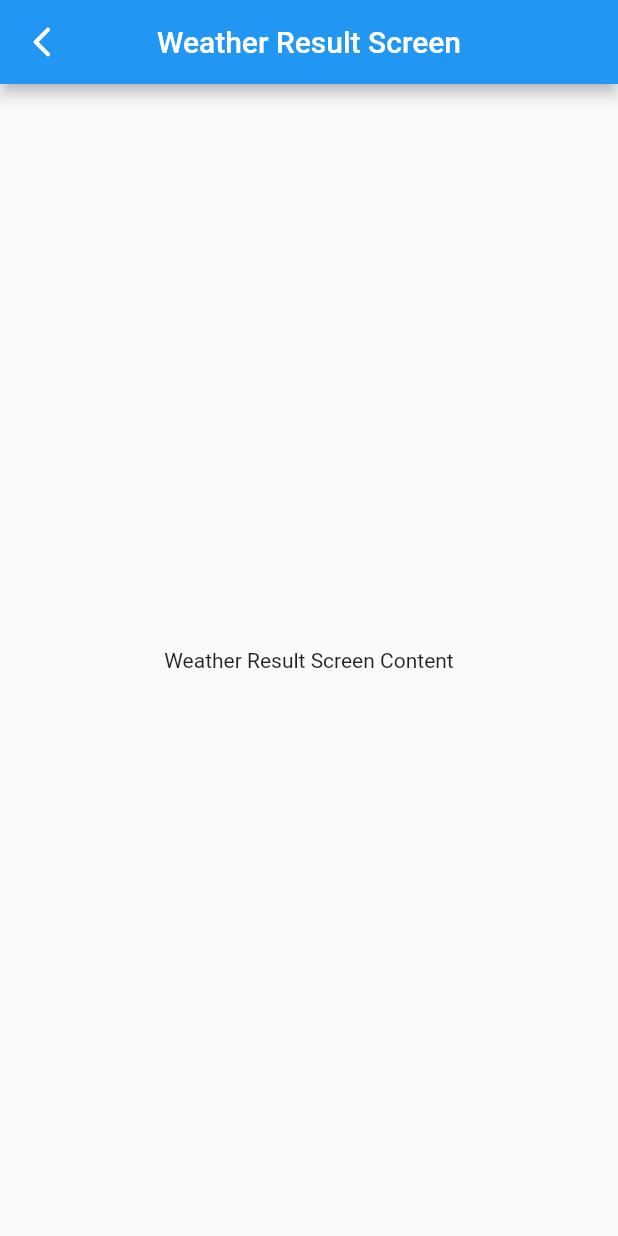
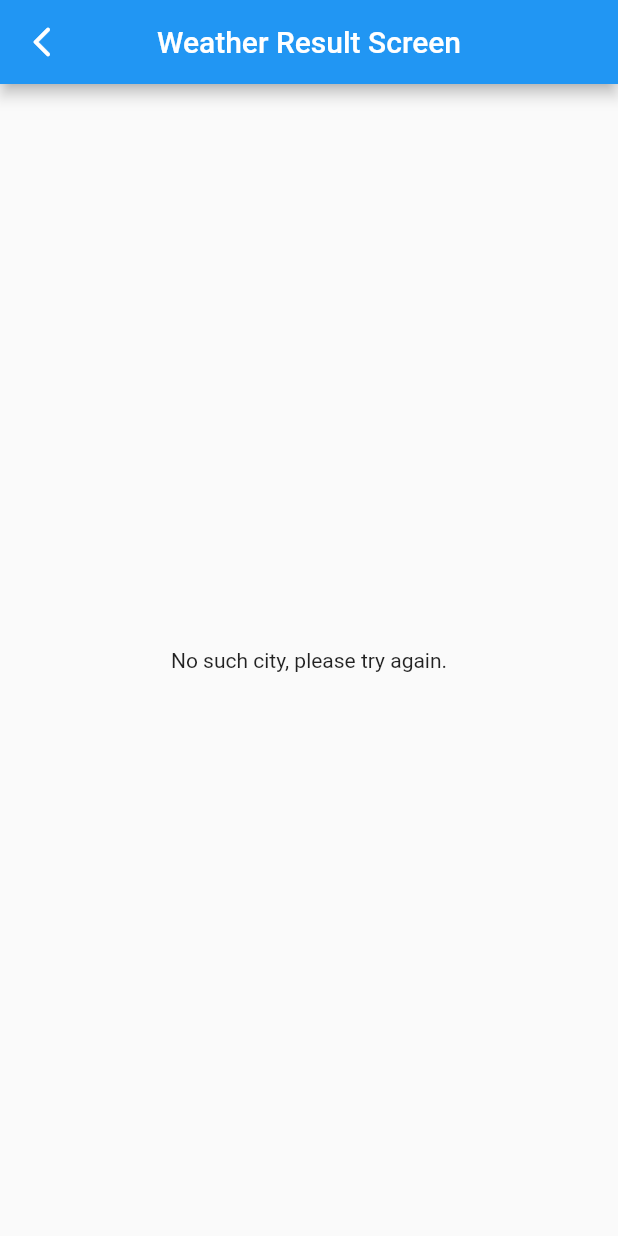
Before and after one commit to Mo123elsayed/weather_now, a Flutter app: the WeatherResultScreen screen opened by its route, on a phone screen of 412 x 824 dp. Run offline on Flutter 3.47's test engine with Material 3 defaults, Android fonts, the phone set to English and light mode, and no system bars; our stand-ins replace bloc, dio, equatable, flutter_bloc, flutter_screenutil; missing offline and left inert: dart_either.

Commit message:
`Refactor weather app to use new API and update UI`

```diff
--- a/lib/core/routing/app_router.dart
+++ b/lib/core/routing/app_router.dart
@@ -19,9 +19,11 @@ class AppRoutes {
             child: SearchScreen(),
           ),
         );
-      case Routes.resultScreen:
+      case Routes.weatherResultScreen:
         // Return the route for the result screen
-        return MaterialPageRoute(builder: (_) => WeatherResultScreen());
+        return MaterialPageRoute(
+          builder: (_) => WeatherResultScreen(),
+        );
       default:
         return MaterialPageRoute(
           builder: (_) => Scaffold(
--- a/lib/core/routing/routes.dart
+++ b/lib/core/routing/routes.dart
@@ -1,5 +1,5 @@
 class Routes {
   static const String home = '/';
   static const String searchScreen = '/search';
-  static const String resultScreen = '/result';
+  static const String weatherResultScreen = '/result-screen';
 }
--- /dev/null
+++ b/lib/weather/cubits/weather_info_cubit/weather_info_cubit.dart
@@ -0,0 +1,21 @@
+import 'package:bloc/bloc.dart';
+import 'package:equatable/equatable.dart';
+import 'package:weather_now/weather/models/weather_model.dart';
+import 'package:weather_now/weather/repository/weather_repository.dart';
+
+part 'weather_info_state.dart';
+
+class WeatherInfoCubit extends Cubit<WeatherInfoState> {
+  WeatherInfoCubit() : super(WeatherInfoInitial());
+
+  final WeatherRepository _repo = WeatherRepository();
+
+  Future<void> getWeather(String city) async {
+    emit(WeatherInfoLoading());
+    final res = await _repo.getWeather(city);
+    res.fold(
+      ifLeft: (value) => emit(WeatherInfoFailure(value)),
+      ifRight: (value) => emit(WeatherInfoSuccess(value)),
+    );
+  }
+}
--- /dev/null
+++ b/lib/weather/cubits/weather_info_cubit/weather_info_state.dart
@@ -0,0 +1,22 @@
+part of 'weather_info_cubit.dart';
+
+sealed class WeatherInfoState extends Equatable {
+  const WeatherInfoState();
+
+  @override
+  List<Object> get props => [];
+}
+
+final class WeatherInfoInitial extends WeatherInfoState {}
+
+final class WeatherInfoLoading extends WeatherInfoState {}
+
+final class WeatherInfoFailure extends WeatherInfoState {
+  final message;
+  const WeatherInfoFailure(this.message);
+}
+
+final class WeatherInfoSuccess extends WeatherInfoState {
+  final WeatherModel weatherResult;
+  const WeatherInfoSuccess(this.weatherResult);
+}
--- a/lib/weather/cubits/weather_search/weather_search_state.dart
+++ b/lib/weather/cubits/weather_search/weather_search_state.dart
@@ -15,7 +15,8 @@ final class WeatherSearchFailure extends WeatherSearchState {
 }
 
 final class WeatherSearchEmpty extends WeatherSearchState {}
+
 final class WeatherSearchSuccess extends WeatherSearchState {
-  final List<dynamic> results;
-  WeatherSearchSuccess(this.results);
+  final List<WeatherSearchModel> searchResults;
+  WeatherSearchSuccess(this.searchResults);
 }
--- a/lib/weather/models/weather_model.dart
+++ b/lib/weather/models/weather_model.dart
@@ -1,73 +1,105 @@
 class WeatherModel {
   final String cityName;
+  final String country;
+
+  final double lat;
+  final double lon;
 
   final double temp;
   final double feelsLike;
   final double tempMin;
   final double tempMax;
 
+  final int pressure;
   final int humidity;
-  final int pressure;
+  final int visibility;
 
   final String weatherMain;
   final String weatherDescription;
   final String weatherIcon;
 
   final double windSpeed;
+  final int windDeg;
+
   final int cloudiness;
+
+  final int sunrise;
+  final int sunset;
 
   WeatherModel({
     required this.cityName,
+    required this.country,
+    required this.lat,
+    required this.lon,
     required this.temp,
     required this.feelsLike,
     required this.tempMin,
     required this.tempMax,
+    required this.pressure,
     required this.humidity,
-    required this.pressure,
+    required this.visibility,
     required this.weatherMain,
     required this.weatherDescription,
     required this.weatherIcon,
     required this.windSpeed,
+    required this.windDeg,
     required this.cloudiness,
+    required this.sunrise,
+    required this.sunset,
   });
 
   factory WeatherModel.fromJson(Map<String, dynamic> json) {
-    double toCelsius(num kelvin) => kelvin - 273.15;
-
     return WeatherModel(
       cityName: json['name'],
+      country: json['sys']['country'],
 
-      temp: toCelsius(json['main']['temp']),
-      feelsLike: toCelsius(json['main']['feels_like']),
-      tempMin: toCelsius(json['main']['temp_min']),
-      tempMax: toCelsius(json['main']['temp_max']),
+      lat: (json['coord']['lat'] as num).toDouble(),
+      lon: (json['coord']['lon'] as num).toDouble(),
 
+      temp: (json['main']['temp'] as num).toDouble(),
+      feelsLike: (json['main']['feels_like'] as num).toDouble(),
+      tempMin: (json['main']['temp_min'] as num).toDouble(),
+      tempMax: (json['main']['temp_max'] as num).toDouble(),
+
+      pressure: json['main']['pressure'],
       humidity: json['main']['humidity'],
-      pressure: json['main']['pressure'],
+      visibility: json['visibility'],
 
       weatherMain: json['weather'][0]['main'],
       weatherDescription: json['weather'][0]['description'],
       weatherIcon: json['weather'][0]['icon'],
 
       windSpeed: (json['wind']['speed'] as num).toDouble(),
+      windDeg: json['wind']['deg'],
+
       cloudiness: json['clouds']['all'],
+
+      sunrise: json['sys']['sunrise'],
+      sunset: json['sys']['sunset'],
     );
   }
 
   Map<String, dynamic> toJson() {
     return {
       'cityName': cityName,
+      'country': country,
+      'lat': lat,
+      'lon': lon,
       'temp': temp,
       'feelsLike': feelsLike,
       'tempMin': tempMin,
       'tempMax': tempMax,
+      'pressure': pressure,
       'humidity': humidity,
-      'pressure': pressure,
+      'visibility': visibility,
       'weatherMain': weatherMain,
       'weatherDescription': weatherDescription,
       'weatherIcon': weatherIcon,
       'windSpeed': windSpeed,
+      'windDeg': windDeg,
       'cloudiness': cloudiness,
+      'sunrise': sunrise,
+      'sunset': sunset,
     };
   }
 }
--- a/lib/weather/view/ui/screens/weather_result_screen.dart
+++ b/lib/weather/view/ui/screens/weather_result_screen.dart
@@ -1,4 +1,9 @@
 import 'package:flutter/material.dart';
+import 'package:flutter_bloc/flutter_bloc.dart';
+import 'package:weather_now/weather/cubits/weather_info_cubit/weather_info_cubit.dart';
+import 'package:weather_now/weather/models/weather_search_model.dart';
+import 'package:weather_now/weather/view/ui/widgets/background_container.dart';
+
 class WeatherResultScreen extends StatefulWidget {
   const WeatherResultScreen({super.key});
 
@@ -9,6 +14,35 @@ class WeatherResultScreen extends StatefulWidget {
 class _WeatherResultScreenState extends State<WeatherResultScreen> {
   @override
   Widget build(BuildContext context) {
+    final args =
+        ModalRoute.of(context)!.settings.arguments as WeatherSearchModel?;
+
+    // final selectedCity = weatherResults.firstWhere(
+    //   (weather) => weather.lat == cityLat && weather.lon == cityLon,
+    //   orElse: () => WeatherModel(
+    //     cityName: 'Unknown',
+    //     country: 'Unknown',
+    //     lat: 0.0,
+    //     lon: 0.0,
+    //     temp: 0.0,
+    //     feelsLike: 0.0,
+    //     tempMin: 0.0,
+    //     tempMax: 0.0,
+    //     pressure: 0,
+    //     humidity: 0,
+    //     visibility: 0,
+    //     weatherMain: 'Unknown',
+    //     weatherDescription: 'Unknown',
+    //     weatherIcon: '01d',
+    //     windSpeed: 0.0,
+    //     windDeg: 0,
+    //     cloudiness: 0,
+    //     sunrise: 0,
+    //     sunset: 0,
+    //   ),
+    // );
+
+    if (args == null) {
       return Scaffold(
         appBar: AppBar(
           centerTitle: true,
@@ -18,9 +52,43 @@ class _WeatherResultScreenState extends State<WeatherResultScreen> {
             icon: const Icon(Icons.arrow_back_ios_new_rounded),
           ),
         ),
-      body: const Center(
-        child: Text('Weather Result Screen Content'),
+        body: const Center(child: Text('No such city, please try again.')),
+      );
+    } else {
+      return BlocProvider(
+        create: (context) => WeatherInfoCubit()..getWeather(args.name),
+        child: Scaffold(
+          appBar: AppBar(
+            centerTitle: true,
+            title: const Text('Weather Result Screen'),
+            leading: IconButton(
+              onPressed: () => Navigator.of(context).pop(),
+              icon: const Icon(Icons.arrow_back_ios_new_rounded),
+            ),
+          ),
+          body: BackgroundContainer(
+            containerChild: BlocConsumer<WeatherInfoCubit, WeatherInfoState>(
+              listener: (context, state) {
+                // TODO: implement listener
+              },
+              builder: (context, state) {
+                if (state is WeatherInfoSuccess) {
+                  final selectedCity = state.weatherResult;
+                  return Column(
+                    children: [
+                      Text(
+                        'Weather in ${selectedCity.cityName}, ${selectedCity.country}',
+                        style: TextStyle(fontSize: 24, color: Colors.white),
+                      ),
+                    ],
+                  );
+                }
+                return SizedBox.shrink();
+              },
+            ),
+          ),
         ),
       );
     }
   }
+}
```
Also changed, not shown: lib/weather/cubits/weather_search/weather_search_cubit.dart (+4 -4 lines), lib/weather/models/weather_search_model.dart (+27 -21 lines), lib/weather/repository/weather_repository.dart (+11 -10 lines), lib/weather/repository/weather_search_repository.dart (+11 -8 lines), lib/weather/view/ui/screens/search_screen.dart (+33 -49 lines), lib/weather/view/ui/widgets/background_container.dart (added, +28 -0 lines). Lines whose indentation alone changed are shown as unchanged.
